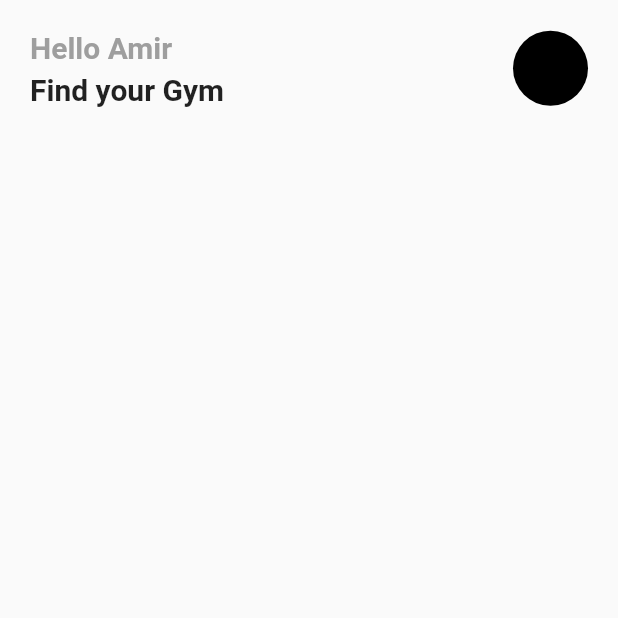
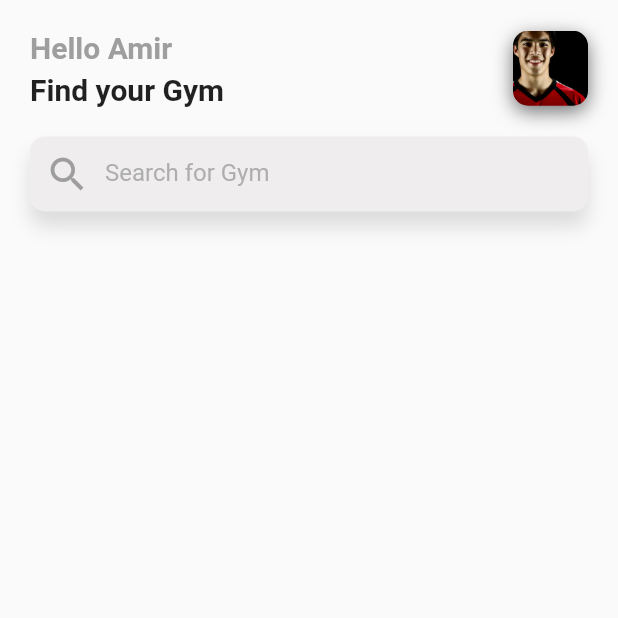
Before and after one commit to 98123AhmadSohail/Herat-gym-system, a Flutter app: the screen it shows after launch, on a phone screen of 412 x 824 dp, the top half of it. Run offline on Flutter 3.47's test engine with Material 2 defaults, Android fonts, the phone set to English and light mode, and no system bars.

```diff
--- a/lib/main.dart
+++ b/lib/main.dart
@@ -59,13 +59,67 @@ class _RootPageState extends State<RootPage> {
                   height: 50,
                   width: 50,
                   decoration: BoxDecoration(
-                    borderRadius: BorderRadius.circular(100),
-                    color: Colors.black,
+                    borderRadius: BorderRadius.circular(10),
+                    image: const DecorationImage(
+                        image: AssetImage('assets/images/profile.jpg'),
+                        fit: BoxFit.cover),
+                    boxShadow: const [
+                      BoxShadow(
+                        color: Colors.black54,
+                        offset: Offset(0, 4),
+                        blurRadius: 10,
+                      ),
+                    ],
                   ),
-                )
+                ),
               ],
             ),
-          )
+          ),
+          Padding(
+            padding: const EdgeInsets.symmetric(horizontal: 20),
+            child: Container(
+              height: 50,
+              width: double.infinity,
+              decoration: BoxDecoration(
+                color: const Color(0xFFEFEDEE),
+                borderRadius: BorderRadius.circular(10),
+                boxShadow: const [
+                  BoxShadow(
+                    color: Colors.black12,
+                    offset: Offset(0, 10),
+                    blurRadius: 10,
+                  ),
+                ],
+              ),
+              child: Row(
+                children: [
+                  const Padding(
+                    padding: EdgeInsets.symmetric(horizontal: 10),
+                    child: Icon(
+                      Icons.search,
+                      size: 30,
+                      color: Colors.grey,
+                    ),
+                  ),
+                  SizedBox(
+                    height: 50,
+                    width: MediaQuery.of(context).size.width * 0.78,
+                    child: TextField(
+                      decoration: InputDecoration(
+                        border: InputBorder.none,
+                        hintText: 'Search for Gym',
+                        hintStyle: TextStyle(
+                          fontWeight: FontWeight.w400,
+                          fontSize: 16,
+                          color: Colors.grey.withOpacity(0.8),
+                        ),
+                      ),
+                    ),
+                  ),
+                ],
+              ),
+            ),
+          ),
         ],
       ),
     );
--- a/pubspec.yaml
+++ b/pubspec.yaml
@@ -59,8 +59,8 @@ flutter:
   uses-material-design: true
 
   # To add assets to your application, add an assets section, like this:
-  # assets:
-  #   - images/a_dot_burr.jpeg
+  assets:
+    - assets/images/profile.jpg
   #   - images/a_dot_ham.jpeg
 
   # An image asset can refer to one or more resolution-specific "variants", see
```
Also changed, not shown: assets/images/profile.jpg (added).
